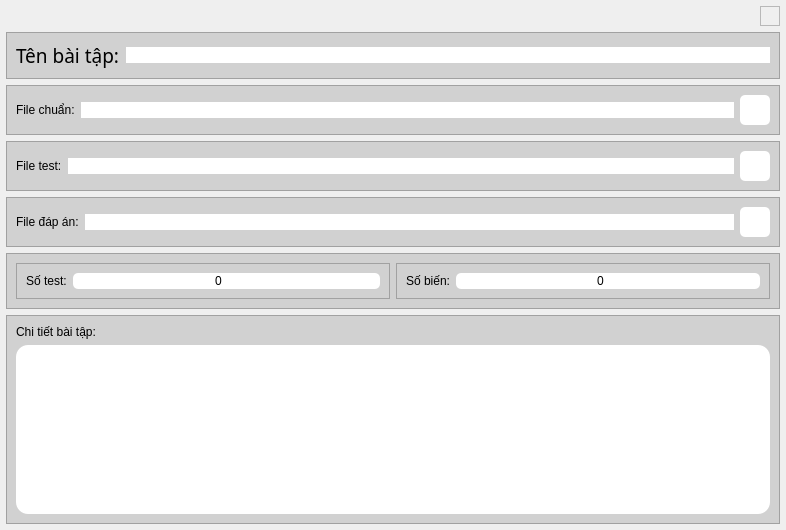
This is UI_Files/edit_frame.ui in hoangm960/Astraea as Qt 5 draws it before an edit. The edited form follows.
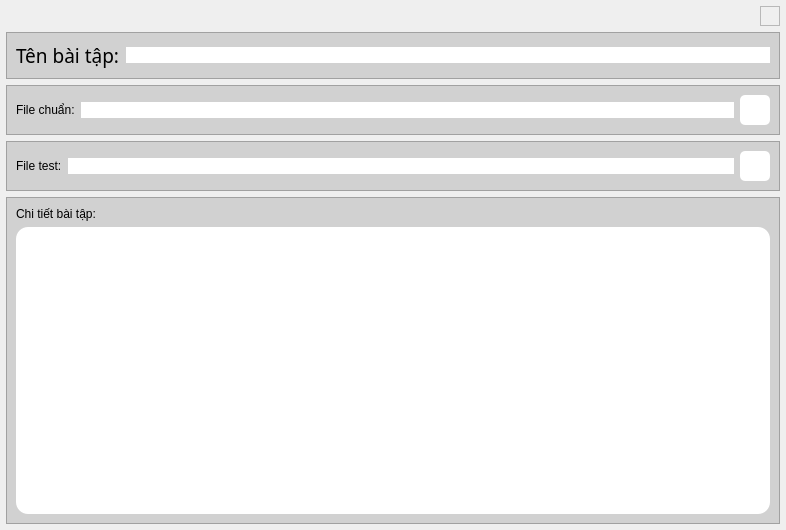
This is the edited form. Icons and pictures are not drawn.

```diff
--- a/UI_Files/edit_frame.ui
+++ b/UI_Files/edit_frame.ui
@@ -175,7 +175,7 @@
     </widget>
    </item>
    <item>
-    <widget class="QFrame" name="test_file_frame">
+    <widget class="QFrame" name="ex_file_frame">
      <property name="styleSheet">
       <string notr="true">background-color: rgb(209, 209, 209);</string>
      </property>
@@ -187,14 +187,14 @@
      </property>
      <layout class="QHBoxLayout" name="horizontalLayout_2">
       <item>
-       <widget class="QLabel" name="test_file_label">
+       <widget class="QLabel" name="ex_file_label">
         <property name="text">
          <string>File chuẩn:</string>
         </property>
        </widget>
       </item>
       <item>
-       <widget class="QLineEdit" name="test_file_entry">
+       <widget class="QLineEdit" name="ex_file_entry">
         <property name="styleSheet">
          <string notr="true">background-color: rgb(255, 255, 255);
 border-radius: 12px;</string>
@@ -205,7 +205,7 @@
        </widget>
       </item>
       <item>
-       <widget class="QPushButton" name="test_file_btn">
+       <widget class="QPushButton" name="ex_file_btn">
         <property name="minimumSize">
          <size>
           <width>30</width>
@@ -251,7 +251,7 @@
     </widget>
    </item>
    <item>
-    <widget class="QFrame" name="input_file_frame">
+    <widget class="QFrame" name="test_file_frame">
      <property name="styleSheet">
       <string notr="true">background-color: rgb(209, 209, 209);</string>
      </property>
@@ -263,14 +263,14 @@
      </property>
      <layout class="QHBoxLayout" name="horizontalLayout_3">
       <item>
-       <widget class="QLabel" name="input_file_label">
+       <widget class="QLabel" name="test_file_label">
         <property name="text">
          <string>File test:</string>
         </property>
        </widget>
       </item>
       <item>
-       <widget class="QLineEdit" name="input_file_entry">
+       <widget class="QLineEdit" name="test_file_entry">
         <property name="styleSheet">
          <string notr="true">background-color: rgb(255, 255, 255);
 border-radius: 12px;</string>
@@ -281,7 +281,7 @@
        </widget>
       </item>
       <item>
-       <widget class="QPushButton" name="input_file_btn">
+       <widget class="QPushButton" name="test_file_btn">
         <property name="minimumSize">
          <size>
           <width>30</width>
@@ -326,249 +326,6 @@
      </layout>
     </widget>
    </item>
-   <item>
-    <widget class="QFrame" name="ans_file_frame">
-     <property name="styleSheet">
-      <string notr="true">background-color: rgb(209, 209, 209);</string>
-     </property>
-     <property name="frameShape">
-      <enum>QFrame::StyledPanel</enum>
-     </property>
-     <property name="frameShadow">
-      <enum>QFrame::Raised</enum>
-     </property>
-     <layout class="QHBoxLayout" name="horizontalLayout_4">
-      <item>
-       <widget class="QLabel" name="ans_file_label">
-        <property name="text">
-         <string>File đáp án:</string>
-        </property>
-       </widget>
-      </item>
-      <item>
-       <widget class="QLineEdit" name="ans_file_entry">
-        <property name="styleSheet">
-         <string notr="true">background-color: rgb(255, 255, 255);
-border-radius: 12px;</string>
-        </property>
-        <property name="alignment">
-         <set>Qt::AlignCenter</set>
-        </property>
-       </widget>
-      </item>
-      <item>
-       <widget class="QPushButton" name="ans_file_btn">
-        <property name="minimumSize">
-         <size>
-          <width>30</width>
-          <height>30</height>
-         </size>
-        </property>
-        <property name="maximumSize">
-         <size>
-          <width>30</width>
-          <height>30</height>
-         </size>
-        </property>
-        <property name="styleSheet">
-         <string notr="true">QPushButton {
-	background-color: rgb(255, 255, 255);
-	border-radius: 5px;
-}
-
-QPushButton:hover {
-	background-color: rgba(255, 255, 255, 150);
-}
-
-QPushButton:pressed {
-	background-color: rgba(0, 0, 0, 50);
-}</string>
-        </property>
-        <property name="text">
-         <string/>
-        </property>
-        <property name="icon">
-         <iconset resource="Resources.qrc">
-          <normaloff>:/images/icons/folder_open.png</normaloff>:/images/icons/folder_open.png</iconset>
-        </property>
-        <property name="iconSize">
-         <size>
-          <width>28</width>
-          <height>28</height>
-         </size>
-        </property>
-       </widget>
-      </item>
-     </layout>
-    </widget>
-   </item>
-   <item>
-    <widget class="QFrame" name="test_case_frame">
-     <property name="styleSheet">
-      <string notr="true">background-color: rgb(209, 209, 209);</string>
-     </property>
-     <property name="frameShape">
-      <enum>QFrame::StyledPanel</enum>
-     </property>
-     <property name="frameShadow">
-      <enum>QFrame::Raised</enum>
-     </property>
-     <layout class="QHBoxLayout" name="horizontalLayout_5">
-      <item>
-       <widget class="QFrame" name="test_num_frame">
-        <property name="frameShape">
-         <enum>QFrame::StyledPanel</enum>
-        </property>
-        <property name="frameShadow">
-         <enum>QFrame::Raised</enum>
-        </property>
-        <layout class="QHBoxLayout" name="horizontalLayout_6">
-         <item>
-          <widget class="QLabel" name="test_num_label">
-           <property name="text">
-            <string>Số test:</string>
-           </property>
-          </widget>
-         </item>
-         <item>
-          <widget class="QSpinBox" name="test_num_entry">
-           <property name="sizePolicy">
-            <sizepolicy hsizetype="Expanding" vsizetype="Fixed">
-             <horstretch>0</horstretch>
-             <verstretch>0</verstretch>
-            </sizepolicy>
-           </property>
-           <property name="styleSheet">
-            <string notr="true">QSpinBox {
-	background-color: rgb(255, 255, 255);
-	border-radius: 5px;
-}
-
-QSpinBox::up-button {
-	background-color: rgb(255, 255, 255);
-	border-radius: 5px;
-}
-
-QSpinBox::up-button:hover {
-	background-color: rgb(223, 223, 223);
-}
-
-QSpinBox::up-button:pressed {
-	background-color: rgb(207, 207, 207);
-}
-
-QSpinBox::down-button {
-	background-color: rgb(255, 255, 255);
-	border-radius: 5px;
-}
-
-QSpinBox::down-button:hover {
-	background-color: rgb(223, 223, 223);
-}
-
-QSpinBox::down-button:pressed {
-	background-color: rgb(207, 207, 207);
-}
-
-QSpinBox::up-arrow {
-	image: url(:/images/icons/plus.png);
-    width: 5px;
-    height: 5px;
-}
-
-QSpinBox::down-arrow {
-	image: url(:/images/icons/minus.png);
-    width: 5px;
-    height: 5px;
-}</string>
-           </property>
-           <property name="alignment">
-            <set>Qt::AlignCenter</set>
-           </property>
-          </widget>
-         </item>
-        </layout>
-       </widget>
-      </item>
-      <item>
-       <widget class="QFrame" name="test_var_frame">
-        <property name="frameShape">
-         <enum>QFrame::StyledPanel</enum>
-        </property>
-        <property name="frameShadow">
-         <enum>QFrame::Raised</enum>
-        </property>
-        <layout class="QHBoxLayout" name="horizontalLayout_7">
-         <item>
-          <widget class="QLabel" name="test_var_label">
-           <property name="text">
-            <string>Số biến:</string>
-           </property>
-          </widget>
-         </item>
-         <item>
-          <widget class="QSpinBox" name="test_var_entry">
-           <property name="sizePolicy">
-            <sizepolicy hsizetype="Expanding" vsizetype="Fixed">
-             <horstretch>0</horstretch>
-             <verstretch>0</verstretch>
-            </sizepolicy>
-           </property>
-           <property name="styleSheet">
-            <string notr="true">QSpinBox {
-	background-color: rgb(255, 255, 255);
-	border-radius: 5px;
-}
-
-QSpinBox::up-button {
-	background-color: rgb(255, 255, 255);
-	border-radius: 5px;
-}
-
-QSpinBox::up-button:hover {
-	background-color: rgb(223, 223, 223);
-}
-
-QSpinBox::up-button:pressed {
-	background-color: rgb(207, 207, 207);
-}
-
-QSpinBox::down-button {
-	background-color: rgb(255, 255, 255);
-	border-radius: 5px;
-}
-
-QSpinBox::down-button:hover {
-	background-color: rgb(223, 223, 223);
-}
-
-QSpinBox::down-button:pressed {
-	background-color: rgb(207, 207, 207);
-}
-
-QSpinBox::up-arrow {
-	image: url(:/images/icons/plus.png);
-    width: 5px;
-    height: 5px;
-}
-
-QSpinBox::down-arrow {
-	image: url(:/images/icons/minus.png);
-    width: 5px;
-    height: 5px;
-}</string>
-           </property>
-           <property name="alignment">
-            <set>Qt::AlignCenter</set>
-           </property>
-          </widget>
-         </item>
-        </layout>
-       </widget>
-      </item>
-     </layout>
-    </widget>
-   </item>
    <item>
     <widget class="QFrame" name="details_frame">
      <property name="minimumSize">
```
